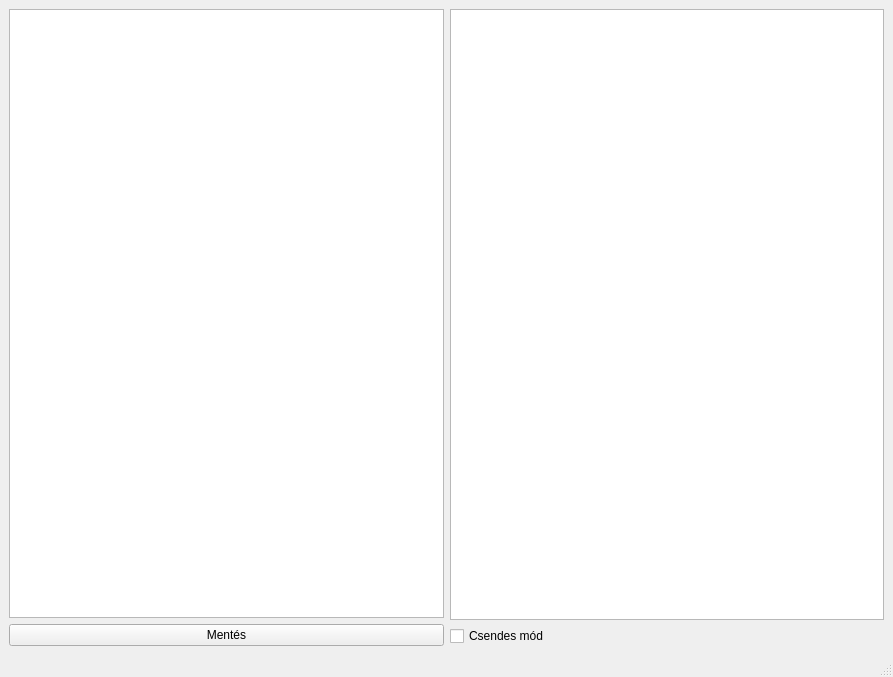
This is mainwindow.ui in plungingChode/xfst-ui as Qt 5 draws it before an edit. The edited form follows.
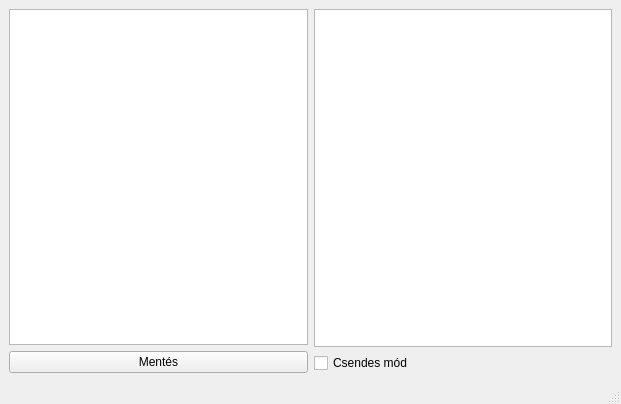
This is the edited form.

```diff
--- a/mainwindow.ui
+++ b/mainwindow.ui
@@ -6,10 +6,452 @@
    <rect>
     <x>0</x>
     <y>0</y>
-    <width>893</width>
-    <height>677</height>
+    <width>621</width>
+    <height>404</height>
    </rect>
   </property>
+  <property name="palette">
+   <palette>
+    <active>
+     <colorrole role="WindowText">
+      <brush brushstyle="SolidPattern">
+       <color alpha="255">
+        <red>0</red>
+        <green>0</green>
+        <blue>0</blue>
+       </color>
+      </brush>
+     </colorrole>
+     <colorrole role="Button">
+      <brush brushstyle="SolidPattern">
+       <color alpha="255">
+        <red>239</red>
+        <green>239</green>
+        <blue>239</blue>
+       </color>
+      </brush>
+     </colorrole>
+     <colorrole role="Light">
+      <brush brushstyle="SolidPattern">
+       <color alpha="255">
+        <red>255</red>
+        <green>255</green>
+        <blue>255</blue>
+       </color>
+      </brush>
+     </colorrole>
+     <colorrole role="Midlight">
+      <brush brushstyle="SolidPattern">
+       <color alpha="255">
+        <red>247</red>
+        <green>247</green>
+        <blue>247</blue>
+       </color>
+      </brush>
+     </colorrole>
+     <colorrole role="Dark">
+      <brush brushstyle="SolidPattern">
+       <color alpha="255">
+        <red>119</red>
+        <green>119</green>
+        <blue>119</blue>
+       </color>
+      </brush>
+     </colorrole>
+     <colorrole role="Mid">
+      <brush brushstyle="SolidPattern">
+       <color alpha="255">
+        <red>159</red>
+        <green>159</green>
+        <blue>159</blue>
+       </color>
+      </brush>
+     </colorrole>
+     <colorrole role="Text">
+      <brush brushstyle="SolidPattern">
+       <color alpha="255">
+        <red>0</red>
+        <green>0</green>
+        <blue>0</blue>
+       </color>
+      </brush>
+     </colorrole>
+     <colorrole role="BrightText">
+      <brush brushstyle="SolidPattern">
+       <color alpha="255">
+        <red>255</red>
+        <green>255</green>
+        <blue>255</blue>
+       </color>
+      </brush>
+     </colorrole>
+     <colorrole role="ButtonText">
+      <brush brushstyle="SolidPattern">
+       <color alpha="255">
+        <red>0</red>
+        <green>0</green>
+        <blue>0</blue>
+       </color>
+      </brush>
+     </colorrole>
+     <colorrole role="Base">
+      <brush brushstyle="SolidPattern">
+       <color alpha="255">
+        <red>255</red>
+        <green>255</green>
+        <blue>255</blue>
+       </color>
+      </brush>
+     </colorrole>
+     <colorrole role="Window">
+      <brush brushstyle="SolidPattern">
+       <color alpha="255">
+        <red>239</red>
+        <green>239</green>
+        <blue>239</blue>
+       </color>
+      </brush>
+     </colorrole>
+     <colorrole role="Shadow">
+      <brush brushstyle="SolidPattern">
+       <color alpha="255">
+        <red>0</red>
+        <green>0</green>
+        <blue>0</blue>
+       </color>
+      </brush>
+     </colorrole>
+     <colorrole role="AlternateBase">
+      <brush brushstyle="SolidPattern">
+       <color alpha="255">
+        <red>247</red>
+        <green>247</green>
+        <blue>247</blue>
+       </color>
+      </brush>
+     </colorrole>
+     <colorrole role="ToolTipBase">
+      <brush brushstyle="SolidPattern">
+       <color alpha="255">
+        <red>255</red>
+        <green>255</green>
+        <blue>220</blue>
+       </color>
+      </brush>
+     </colorrole>
+     <colorrole role="ToolTipText">
+      <brush brushstyle="SolidPattern">
+       <color alpha="255">
+        <red>0</red>
+        <green>0</green>
+        <blue>0</blue>
+       </color>
+      </brush>
+     </colorrole>
+     <colorrole role="PlaceholderText">
+      <brush brushstyle="SolidPattern">
+       <color alpha="128">
+        <red>0</red>
+        <green>0</green>
+        <blue>0</blue>
+       </color>
+      </brush>
+     </colorrole>
+    </active>
+    <inactive>
+     <colorrole role="WindowText">
+      <brush brushstyle="SolidPattern">
+       <color alpha="255">
+        <red>0</red>
+        <green>0</green>
+        <blue>0</blue>
+       </color>
+      </brush>
+     </colorrole>
+     <colorrole role="Button">
+      <brush brushstyle="SolidPattern">
+       <color alpha="255">
+        <red>239</red>
+        <green>239</green>
+        <blue>239</blue>
+       </color>
+      </brush>
+     </colorrole>
+     <colorrole role="Light">
+      <brush brushstyle="SolidPattern">
+       <color alpha="255">
+        <red>255</red>
+        <green>255</green>
+        <blue>255</blue>
+       </color>
+      </brush>
+     </colorrole>
+     <colorrole role="Midlight">
+      <brush brushstyle="SolidPattern">
+       <color alpha="255">
+        <red>247</red>
+        <green>247</green>
+        <blue>247</blue>
+       </color>
+      </brush>
+     </colorrole>
+     <colorrole role="Dark">
+      <brush brushstyle="SolidPattern">
+       <color alpha="255">
+        <red>119</red>
+        <green>119</green>
+        <blue>119</blue>
+       </color>
+      </brush>
+     </colorrole>
+     <colorrole role="Mid">
+      <brush brushstyle="SolidPattern">
+       <color alpha="255">
+        <red>159</red>
+        <green>159</green>
+        <blue>159</blue>
+       </color>
+      </brush>
+     </colorrole>
+     <colorrole role="Text">
+      <brush brushstyle="SolidPattern">
+       <color alpha="255">
+        <red>0</red>
+        <green>0</green>
+        <blue>0</blue>
+       </color>
+      </brush>
+     </colorrole>
+     <colorrole role="BrightText">
+      <brush brushstyle="SolidPattern">
+       <color alpha="255">
+        <red>255</red>
+        <green>255</green>
+        <blue>255</blue>
+       </color>
+      </brush>
+     </colorrole>
+     <colorrole role="ButtonText">
+      <brush brushstyle="SolidPattern">
+       <color alpha="255">
+        <red>0</red>
+        <green>0</green>
+        <blue>0</blue>
+       </color>
+      </brush>
+     </colorrole>
+     <colorrole role="Base">
+      <brush brushstyle="SolidPattern">
+       <color alpha="255">
+        <red>255</red>
+        <green>255</green>
+        <blue>255</blue>
+       </color>
+      </brush>
+     </colorrole>
+     <colorrole role="Window">
+      <brush brushstyle="SolidPattern">
+       <color alpha="255">
+        <red>239</red>
+        <green>239</green>
+        <blue>239</blue>
+       </color>
+      </brush>
+     </colorrole>
+     <colorrole role="Shadow">
+      <brush brushstyle="SolidPattern">
+       <color alpha="255">
+        <red>0</red>
+        <green>0</green>
+        <blue>0</blue>
+       </color>
+      </brush>
+     </colorrole>
+     <colorrole role="AlternateBase">
+      <brush brushstyle="SolidPattern">
+       <color alpha="255">
+        <red>247</red>
+        <green>247</green>
+        <blue>247</blue>
+       </color>
+      </brush>
+     </colorrole>
+     <colorrole role="ToolTipBase">
+      <brush brushstyle="SolidPattern">
+       <color alpha="255">
+        <red>255</red>
+        <green>255</green>
+        <blue>220</blue>
+       </color>
+      </brush>
+     </colorrole>
+     <colorrole role="ToolTipText">
+      <brush brushstyle="SolidPattern">
+       <color alpha="255">
+        <red>0</red>
+        <green>0</green>
+        <blue>0</blue>
+       </color>
+      </brush>
+     </colorrole>
+     <colorrole role="PlaceholderText">
+      <brush brushstyle="SolidPattern">
+       <color alpha="128">
+        <red>0</red>
+        <green>0</green>
+        <blue>0</blue>
+       </color>
+      </brush>
+     </colorrole>
+    </inactive>
+    <disabled>
+     <colorrole role="WindowText">
+      <brush brushstyle="SolidPattern">
+       <color alpha="255">
+        <red>119</red>
+        <green>119</green>
+        <blue>119</blue>
+       </color>
+      </brush>
+     </colorrole>
+     <colorrole role="Button">
+      <brush brushstyle="SolidPattern">
+       <color alpha="255">
+        <red>239</red>
+        <green>239</green>
+        <blue>239</blue>
+       </color>
+      </brush>
+     </colorrole>
+     <colorrole role="Light">
+      <brush brushstyle="SolidPattern">
+       <color alpha="255">
+        <red>255</red>
+        <green>255</green>
+        <blue>255</blue>
+       </color>
+      </brush>
+     </colorrole>
+     <colorrole role="Midlight">
+      <brush brushstyle="SolidPattern">
+       <color alpha="255">
+        <red>247</red>
+        <green>247</green>
+        <blue>247</blue>
+       </color>
+      </brush>
+     </colorrole>
+     <colorrole role="Dark">
+      <brush brushstyle="SolidPattern">
+       <color alpha="255">
+        <red>119</red>
+        <green>119</green>
+        <blue>119</blue>
+       </color>
+      </brush>
+     </colorrole>
+     <colorrole role="Mid">
+      <brush brushstyle="SolidPattern">
+       <color alpha="255">
+        <red>159</red>
+        <green>159</green>
+        <blue>159</blue>
+       </color>
+      </brush>
+     </colorrole>
+     <colorrole role="Text">
+      <brush brushstyle="SolidPattern">
+       <color alpha="255">
+        <red>119</red>
+        <green>119</green>
+        <blue>119</blue>
+       </color>
+      </brush>
+     </colorrole>
+     <colorrole role="BrightText">
+      <brush brushstyle="SolidPattern">
+       <color alpha="255">
+        <red>255</red>
+        <green>255</green>
+        <blue>255</blue>
+       </color>
+      </brush>
+     </colorrole>
+     <colorrole role="ButtonText">
+      <brush brushstyle="SolidPattern">
+       <color alpha="255">
+        <red>119</red>
+        <green>119</green>
+        <blue>119</blue>
+       </color>
+      </brush>
+     </colorrole>
+     <colorrole role="Base">
+      <brush brushstyle="SolidPattern">
+       <color alpha="255">
+        <red>239</red>
+        <green>239</green>
+        <blue>239</blue>
+       </color>
+      </brush>
+     </colorrole>
+     <colorrole role="Window">
+      <brush brushstyle="SolidPattern">
+       <color alpha="255">
+        <red>239</red>
+        <green>239</green>
+        <blue>239</blue>
+       </color>
+      </brush>
+     </colorrole>
+     <colorrole role="Shadow">
+      <brush brushstyle="SolidPattern">
+       <color alpha="255">
+        <red>0</red>
+        <green>0</green>
+        <blue>0</blue>
+       </color>
+      </brush>
+     </colorrole>
+     <colorrole role="AlternateBase">
+      <brush brushstyle="SolidPattern">
+       <color alpha="255">
+        <red>239</red>
+        <green>239</green>
+        <blue>239</blue>
+       </color>
+      </brush>
+     </colorrole>
+     <colorrole role="ToolTipBase">
+      <brush brushstyle="SolidPattern">
+       <color alpha="255">
+        <red>255</red>
+        <green>255</green>
+        <blue>220</blue>
+       </color>
+      </brush>
+     </colorrole>
+     <colorrole role="ToolTipText">
+      <brush brushstyle="SolidPattern">
+       <color alpha="255">
+        <red>0</red>
+        <green>0</green>
+        <blue>0</blue>
+       </color>
+      </brush>
+     </colorrole>
+     <colorrole role="PlaceholderText">
+      <brush brushstyle="SolidPattern">
+       <color alpha="128">
+        <red>0</red>
+        <green>0</green>
+        <blue>0</blue>
+       </color>
+      </brush>
+     </colorrole>
+    </disabled>
+   </palette>
+  </property>
   <property name="windowTitle">
    <string>MainWindow</string>
   </property>
@@ -18,13 +460,21 @@
     <item>
      <layout class="QVBoxLayout" name="layout_input">
       <item>
-       <widget class="QPlainTextEdit" name="pteInput">
+       <widget class="QTextEdit" name="pteInput">
         <property name="font">
          <font>
           <family>Monospace</family>
           <pointsize>15</pointsize>
+          <weight>50</weight>
+          <bold>false</bold>
          </font>
         </property>
+        <property name="tabStopWidth">
+         <number>40</number>
+        </property>
+        <property name="acceptRichText">
+         <bool>false</bool>
+        </property>
        </widget>
       </item>
       <item>
```
Left out of the diff: 4 changed lines with no effect on the pictures.
